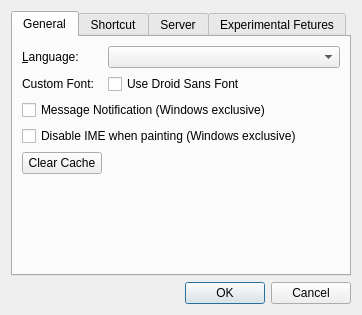
First picture: the form in src/painttyDesktop/widgets/configuredialog.ui, repository liuyanghejerry/painttyWidget, before the edit.
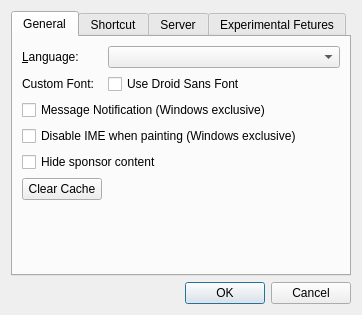
Second picture: the form after the edit.

```diff
--- a/src/painttyDesktop/widgets/configuredialog.ui
+++ b/src/painttyDesktop/widgets/configuredialog.ui
@@ -65,13 +65,20 @@
          </property>
         </widget>
        </item>
-       <item row="4" column="0">
+       <item row="5" column="0">
         <widget class="QPushButton" name="clearCache">
          <property name="text">
           <string>Clear Cache</string>
          </property>
         </widget>
        </item>
+       <item row="4" column="0" colspan="2">
+        <widget class="QCheckBox" name="hide_sponser">
+         <property name="text">
+          <string>Hide sponsor content</string>
+         </property>
+        </widget>
+       </item>
       </layout>
      </widget>
      <widget class="QWidget" name="shortcutTab">
```
